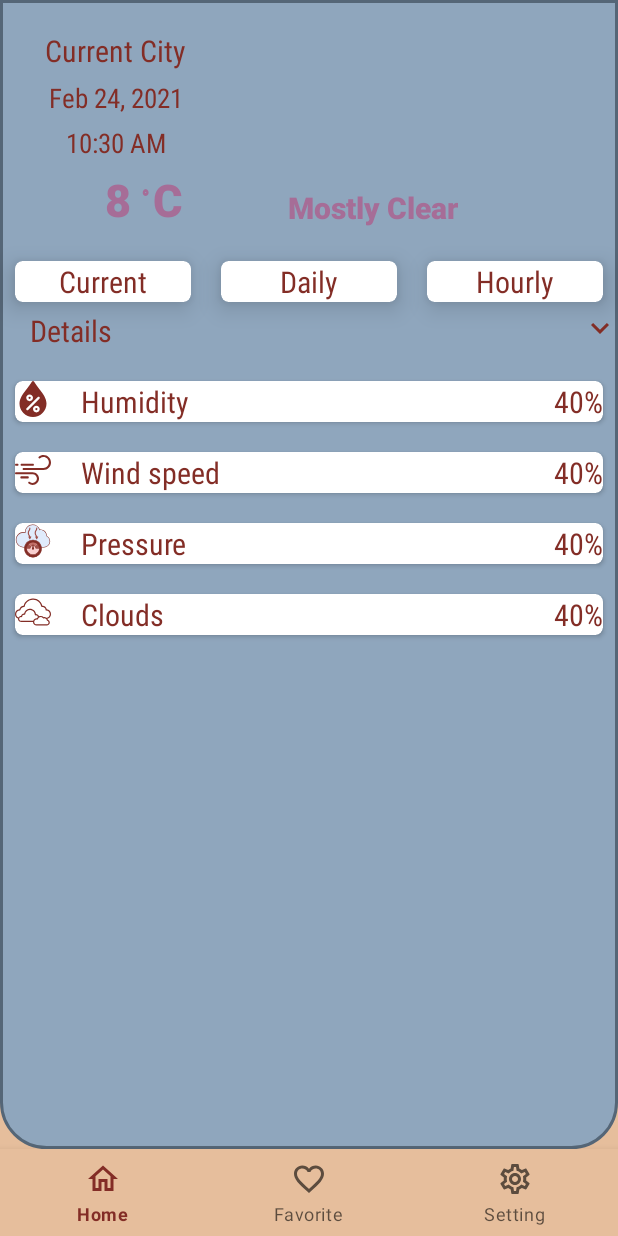
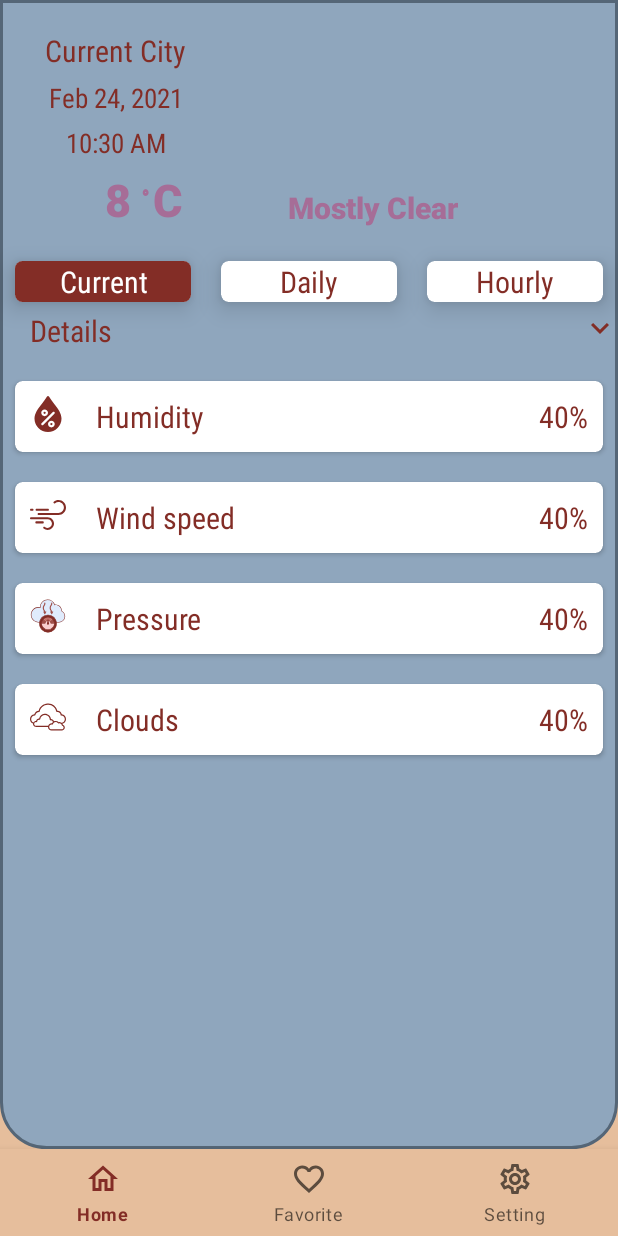
Before and after one commit to EsraaFathy/Weather-Viewer-Android-Kotlin, an Android app: the screen it shows after launch (MainActivity), on a phone screen of 412 x 824 dp. Run offline under Robolectric (Android 15) with nearby library versions, the phone set to English and light mode, and no system bars; our stand-ins replace data binding; pictures from the network do not load.

Commit message:
current future

```diff
--- a/app/src/main/java/com/example/kotlinproject/home/Home.kt
+++ b/app/src/main/java/com/example/kotlinproject/home/Home.kt
@@ -58,6 +58,9 @@ class Home : Fragment() {
         binding.description.text=it.weather[0].description
         // TODO definde c or f from shared preferences
         binding.currentTemp.text=it.main.temp.toString()
+        binding.humidityPercentage.text=it.main.humidity.toString()
+        binding.windSpeedPercentage.text=it.wind.speed.toString()
+        binding.pressurePercentage.text=it.clouds.all.toString()
 
 
     }
--- a/app/src/main/res/layout/fragment_home.xml
+++ b/app/src/main/res/layout/fragment_home.xml
@@ -1,7 +1,7 @@
 <?xml version="1.0" encoding="utf-8"?>
 <layout xmlns:android="http://schemas.android.com/apk/res/android"
-    xmlns:tools="http://schemas.android.com/tools"
-    xmlns:app="http://schemas.android.com/apk/res-auto">
+    xmlns:app="http://schemas.android.com/apk/res-auto"
+    xmlns:tools="http://schemas.android.com/tools">
 
     <data>
 
@@ -18,22 +18,22 @@
 
             <TextView
                 android:id="@+id/currentCity"
+                style="@style/textView"
                 android:layout_width="wrap_content"
+                android:layout_height="wrap_content"
+                android:layout_marginStart="30dp"
                 android:layout_marginTop="20dp"
-                android:layout_marginStart="30dp"
-                android:layout_height="wrap_content"
                 android:text="@string/current_city"
-                style="@style/textView"
                 app:layout_constraintStart_toStartOf="parent"
                 app:layout_constraintTop_toTopOf="parent" />
 
             <TextView
                 android:id="@+id/currentDate"
+                style="@style/textView"
                 android:layout_width="wrap_content"
+                android:layout_height="wrap_content"
                 android:layout_marginTop="5dp"
-                android:layout_height="wrap_content"
                 android:text="@string/_20_2_2021"
-                style="@style/textView"
                 android:textSize="18sp"
                 app:layout_constraintEnd_toEndOf="@id/currentCity"
                 app:layout_constraintStart_toStartOf="@id/currentCity"
@@ -41,293 +41,324 @@
 
             <TextView
                 android:id="@+id/currentTime"
+                style="@style/textView"
                 android:layout_width="wrap_content"
+                android:layout_height="wrap_content"
                 android:layout_marginTop="5dp"
-                android:layout_height="wrap_content"
                 android:text="@string/_11_11"
                 android:textSize="18sp"
-                style="@style/textView"
                 app:layout_constraintEnd_toEndOf="@id/currentDate"
                 app:layout_constraintStart_toStartOf="@id/currentDate"
                 app:layout_constraintTop_toBottomOf="@id/currentDate" />
 
             <ImageView
+                android:id="@+id/currentModeImg"
                 android:layout_width="wrap_content"
                 android:layout_height="wrap_content"
+                android:layout_marginStart="0dp"
                 android:layout_marginEnd="30dp"
-                android:id="@+id/currentModeImg"
-                app:layout_constraintTop_toTopOf="parent"
+                android:contentDescription="@string/current_mode"
+                app:layout_constraintBottom_toBottomOf="@id/currentTime"
                 app:layout_constraintRight_toRightOf="parent"
-                android:layout_marginStart="0dp"
                 app:layout_constraintStart_toEndOf="@id/currentCity"
-                app:layout_constraintBottom_toBottomOf="@id/currentTime"
-                android:contentDescription="@string/current_mode" />
+                app:layout_constraintTop_toTopOf="parent" />
 
             <TextView
                 android:id="@+id/currentTemp"
                 android:layout_width="wrap_content"
+                android:layout_height="wrap_content"
+                android:layout_marginStart="70dp"
                 android:layout_marginTop="5dp"
-                android:layout_marginStart="70dp"
-                android:layout_height="wrap_content"
+                android:fontFamily="sans-serif-black"
                 android:text="@string/_8_c"
                 android:textColor="@color/move"
                 android:textSize="30sp"
-                android:fontFamily="sans-serif-black"
                 app:layout_constraintStart_toStartOf="parent"
                 app:layout_constraintTop_toBottomOf="@id/currentTime" />
 
             <TextView
                 android:id="@+id/description"
                 android:layout_width="wrap_content"
+                android:layout_height="wrap_content"
+                android:layout_marginStart="70dp"
                 android:layout_marginTop="5dp"
-                android:layout_marginStart="70dp"
-                android:layout_height="wrap_content"
+                android:fontFamily="sans-serif-black"
                 android:text="@string/mostly_clear"
                 android:textColor="@color/move"
                 android:textSize="20sp"
-                android:fontFamily="sans-serif-black"
                 app:layout_constraintBottom_toBottomOf="@id/currentTemp"
                 app:layout_constraintStart_toEndOf="@id/currentTemp"
                 app:layout_constraintTop_toBottomOf="@id/currentTime" />
 
             <ProgressBar
                 android:id="@+id/progress_home"
-                android:visibility="visible"
                 android:layout_width="wrap_content"
                 android:layout_height="wrap_content"
+                android:progressTint="@color/broun"
+                android:visibility="visible"
                 app:layout_constraintBottom_toBottomOf="parent"
+                app:layout_constraintEnd_toEndOf="parent"
                 app:layout_constraintStart_toStartOf="parent"
-                app:layout_constraintEnd_toEndOf="parent"
-                app:layout_constraintTop_toTopOf="parent"
-                android:progressTint="@color/broun"
-                />
+                app:layout_constraintTop_toTopOf="parent" />
+
             <androidx.cardview.widget.CardView
+                android:id="@+id/cureentCard"
                 android:layout_width="0dp"
+                android:layout_height="wrap_content"
                 android:layout_margin="10dp"
+                app:cardCornerRadius="5dp"
                 app:cardElevation="10dp"
-                app:cardCornerRadius="5dp"
-                android:id="@+id/cureentCard"
-                android:layout_height="wrap_content"
                 app:layout_constraintEnd_toStartOf="@id/daialyCard"
-                app:layout_constraintTop_toBottomOf="@id/currentTemp"
+                app:layout_constraintHorizontal_weight="1"
                 app:layout_constraintStart_toStartOf="parent"
-                app:layout_constraintHorizontal_weight="1">
+                app:layout_constraintTop_toBottomOf="@id/currentTemp">
+
                 <TextView
-                    android:layout_gravity="center"
-                    android:layout_width="wrap_content"
+                    style="@style/textView"
+                    android:layout_width="match_parent"
                     android:layout_height="wrap_content"
+                    android:background="@color/broun"
+                    android:gravity="center"
                     android:text="@string/current"
-                    style="@style/textView"/>
+                    android:textColor="@color/white" />
             </androidx.cardview.widget.CardView>
+
             <androidx.cardview.widget.CardView
+                android:id="@+id/daialyCard"
                 android:layout_width="0dp"
-                android:id="@+id/daialyCard"
                 android:layout_height="wrap_content"
                 android:layout_margin="10dp"
                 app:cardCornerRadius="5dp"
                 app:cardElevation="10dp"
                 app:layout_constraintEnd_toStartOf="@id/hoourlyCard"
-                app:layout_constraintTop_toBottomOf="@id/currentTemp"
+                app:layout_constraintHorizontal_weight="1"
                 app:layout_constraintStart_toEndOf="@id/cureentCard"
-                app:layout_constraintHorizontal_weight="1">
+                app:layout_constraintTop_toBottomOf="@id/currentTemp">
+
                 <TextView
-                    android:layout_gravity="center"
+                    style="@style/textView"
                     android:layout_width="wrap_content"
                     android:layout_height="wrap_content"
-                    android:text="@string/daily"
-                    style="@style/textView"/>
+                    android:layout_gravity="center"
+                    android:text="@string/daily" />
             </androidx.cardview.widget.CardView>
+
             <androidx.cardview.widget.CardView
+                android:id="@+id/hoourlyCard"
+                android:layout_width="0dp"
+                android:layout_height="wrap_content"
                 android:layout_margin="10dp"
                 app:cardCornerRadius="5dp"
                 app:cardElevation="10dp"
-                android:layout_width="0dp"
-                android:id="@+id/hoourlyCard"
-                android:layout_height="wrap_content"
-                app:layout_constraintTop_toBottomOf="@id/currentTemp"
                 app:layout_constraintEnd_toEndOf="parent"
+                app:layout_constraintHorizontal_weight="1"
                 app:layout_constraintStart_toEndOf="@id/daialyCard"
-                app:layout_constraintHorizontal_weight="1">
+                app:layout_constraintTop_toBottomOf="@id/currentTemp">
+
                 <TextView
-                    android:layout_gravity="center"
+                    style="@style/textView"
                     android:layout_width="wrap_content"
                     android:layout_height="wrap_content"
-                    android:text="@string/hourly"
-                    style="@style/textView"/>
+                    android:layout_gravity="center"
+                    android:text="@string/hourly" />
             </androidx.cardview.widget.CardView>
 
             <TextView
-                android:layout_marginStart="20dp"
+                android:id="@+id/details"
                 style="@style/textView"
-                android:layout_marginTop="5dp"
                 android:layout_width="wrap_content"
                 android:layout_height="wrap_content"
-                android:id="@+id/details"
-                app:layout_constraintTop_toBottomOf="@id/cureentCard"
+                android:layout_marginStart="20dp"
+                android:layout_marginTop="5dp"
+                android:text="@string/details"
                 app:layout_constraintStart_toStartOf="parent"
-                android:text="@string/details"/>
+                app:layout_constraintTop_toBottomOf="@id/cureentCard" />
+
             <ImageView
-                android:layout_marginTop="5dp"
                 android:layout_width="wrap_content"
                 android:layout_height="wrap_content"
+                android:layout_marginTop="5dp"
+                android:contentDescription="@string/arrow"
+                android:src="@drawable/ic_arrow_down_24"
                 app:layout_constraintEnd_toEndOf="parent"
-                android:src="@drawable/ic_arrow_down_24"
-                app:layout_constraintTop_toBottomOf="@id/hoourlyCard"
-                android:contentDescription="@string/arrow" />
+                app:layout_constraintTop_toBottomOf="@id/hoourlyCard" />
+
             <LinearLayout
+                android:id="@+id/lanierdetails"
+                android:layout_width="match_parent"
+                android:layout_height="wrap_content"
+                android:orientation="vertical"
                 android:paddingTop="10dp"
-                android:id="@+id/lanierdetails"
-                android:orientation="vertical"
+                android:visibility="visible"
+                app:layout_constraintEnd_toEndOf="parent"
                 app:layout_constraintStart_toStartOf="parent"
-                app:layout_constraintEnd_toEndOf="parent"
-                app:layout_constraintTop_toBottomOf="@id/details"
-                android:layout_width="match_parent"
-                android:visibility="visible"
-                android:layout_height="wrap_content">
+                app:layout_constraintTop_toBottomOf="@id/details">
+
                 <androidx.cardview.widget.CardView
+                    android:layout_width="match_parent"
+                    android:layout_height="wrap_content"
                     android:layout_margin="10dp"
-                    app:cardCornerRadius="5dp"
-                    android:layout_width="match_parent"
-                    android:layout_height="wrap_content">
+                    app:cardCornerRadius="5dp">
+
                     <LinearLayout
-                        android:orientation="horizontal"
+                        android:padding="10dp"
                         android:layout_width="match_parent"
-                        android:layout_height="wrap_content">
+                        android:layout_height="wrap_content"
+                        android:orientation="horizontal">
+
                         <ImageView
                             android:layout_width="wrap_content"
                             android:layout_height="wrap_content"
-                            android:src="@drawable/ic_humidity"
-                            android:contentDescription="@string/humidity" />
+                            android:contentDescription="@string/humidity"
+                            android:src="@drawable/ic_humidity" />
+
                         <TextView
+                            style="@style/textView"
+                            android:layout_width="wrap_content"
+                            android:layout_height="wrap_content"
                             android:paddingStart="20dp"
                             android:paddingEnd="20dp"
-                            android:layout_width="wrap_content"
-                            android:layout_height="wrap_content"
-                            android:text="@string/humidity"
-                            style="@style/textView" />
+                            android:text="@string/humidity" />
+
                         <TextView
-                            android:gravity="end"
                             android:id="@+id/humidityPercentage"
+                            style="@style/textView"
                             android:layout_width="match_parent"
                             android:layout_height="wrap_content"
-                            android:text="@string/_40"
-                            style="@style/textView" />
+                            android:gravity="end"
+                            android:text="@string/_40" />
                     </LinearLayout>
                 </androidx.cardview.widget.CardView>
+
                 <androidx.cardview.widget.CardView
+                    android:layout_width="match_parent"
+                    android:layout_height="wrap_content"
                     android:layout_margin="10dp"
-                    app:cardCornerRadius="5dp"
-                    android:layout_width="match_parent"
-                    android:layout_height="wrap_content">
+                    app:cardCornerRadius="5dp">
+
                     <LinearLayout
-                        android:orientation="horizontal"
+                        android:padding="10dp"
                         android:layout_width="match_parent"
-                        android:layout_height="wrap_content">
+                        android:layout_height="wrap_content"
+                        android:orientation="horizontal">
+
                         <ImageView
                             android:layout_width="wrap_content"
                             android:layout_height="wrap_content"
-                            android:src="@drawable/ic_wind"
-                            android:contentDescription="@string/wind_speed" />
+                            android:contentDescription="@string/wind_speed"
+                            android:src="@drawable/ic_wind" />
+
                         <TextView
+                            style="@style/textView"
+                            android:layout_width="wrap_content"
+                            android:layout_height="wrap_content"
                             android:paddingStart="20dp"
                             android:paddingEnd="20dp"
-                            android:layout_width="wrap_content"
-                            android:layout_height="wrap_content"
-                            android:text="@string/wind_speed"
-                            style="@style/textView" />
+                            android:text="@string/wind_speed" />
+
                         <TextView
-                            android:gravity="end"
                             android:id="@+id/wind_speedPercentage"
+                            style="@style/textView"
                             android:layout_width="match_parent"
                             android:layout_height="wrap_content"
-                            android:text="@string/_40"
-                            style="@style/textView" />
+                            android:gravity="end"
+                            android:text="@string/_40" />
                     </LinearLayout>
                 </androidx.cardview.widget.CardView>
+
                 <androidx.cardview.widget.CardView
+                    android:layout_width="match_parent"
+                    android:layout_height="wrap_content"
                     android:layout_margin="10dp"
-                    app:cardCornerRadius="5dp"
-                    android:layout_width="match_parent"
-                    android:layout_height="wrap_content">
+                    app:cardCornerRadius="5dp">
+
                     <LinearLayout
-                        android:orientation="horizontal"
+                        android:padding="10dp"
                         android:layout_width="match_parent"
-                        android:layout_height="wrap_content">
+                        android:layout_height="wrap_content"
+                        android:orientation="horizontal">
+
                         <ImageView
                             android:layout_width="wrap_content"
                             android:layout_height="wrap_content"
-                            android:src="@drawable/ic_pressure"
-                            android:contentDescription="@string/pressure" />
+                            android:contentDescription="@string/pressure"
+                            android:src="@drawable/ic_pressure" />
+
                         <TextView
+                            style="@style/textView"
+                            android:layout_width="wrap_content"
+                            android:layout_height="wrap_content"
                             android:paddingStart="20dp"
                             android:paddingEnd="20dp"
-                            android:layout_width="wrap_content"
-                            android:layout_height="wrap_content"
-                            android:text="@string/pressure"
-                            style="@style/textView" />
+                            android:text="@string/pressure" />
+
                         <TextView
-                            android:gravity="end"
                             android:id="@+id/pressurePercentage"
+                            style="@style/textView"
 
                             android:layout_width="match_parent"
                             android:layout_height="wrap_content"
-                            android:text="@string/_40"
-                            style="@style/textView" />
+                            android:gravity="end"
+                            android:text="@string/_40" />
                     </LinearLayout>
                 </androidx.cardview.widget.CardView>
+
                 <androidx.cardview.widget.CardView
+                    android:layout_width="match_parent"
+                    android:layout_height="wrap_content"
                     android:layout_margin="10dp"
-                    app:cardCornerRadius="5dp"
-                    android:layout_width="match_parent"
-                    android:layout_height="wrap_content">
+                    app:cardCornerRadius="5dp">
+
                     <LinearLayout
-                        android:orientation="horizontal"
+                        android:padding="10dp"
                         android:layout_width="match_parent"
-                        android:layout_height="wrap_content">
+                        android:layout_height="wrap_content"
+                        android:orientation="horizontal">
+
                         <ImageView
                             android:layout_width="wrap_content"
                             android:layout_height="wrap_content"
-                            android:src="@drawable/ic_cloud"
-                            android:contentDescription="@string/clouds" />
+                            android:contentDescription="@string/clouds"
+                            android:src="@drawable/ic_cloud" />
+
                         <TextView
+                            style="@style/textView"
+                            android:layout_width="wrap_content"
+                            android:layout_height="wrap_content"
                             android:paddingStart="20dp"
                             android:paddingEnd="20dp"
-                            android:layout_width="wrap_content"
-                            android:layout_height="wrap_content"
-                            android:text="@string/clouds"
+                            android:text="@string/clouds" />
+
+                        <TextView
+                            android:id="@+id/cloudsPercentage"
                             style="@style/textView"
-                            />
-                        <TextView
-                            android:gravity="end"
-                            android:id="@+id/cloudsPercentage"
                             android:layout_width="match_parent"
                             android:layout_height="wrap_content"
-                            android:text="@string/_40"
-                            style="@style/textView" />
+                            android:gravity="end"
+                            android:text="@string/_40" />
                     </LinearLayout>
                 </androidx.cardview.widget.CardView>
             </LinearLayout>
 
             <androidx.recyclerview.widget.RecyclerView
+                android:id="@+id/hourlyList"
                 android:layout_width="0dp"
+                android:layout_height="wrap_content"
                 android:visibility="gone"
-                android:id="@+id/hourlyList"
-                tools:listitem="@layout/hourly_item"
+                app:layout_constraintEnd_toEndOf="parent"
+                app:layout_constraintStart_toStartOf="parent"
+                app:layout_constraintTop_toBottomOf="@id/details"
+                tools:listitem="@layout/hourly_item" />
+
+            <androidx.recyclerview.widget.RecyclerView
+                android:id="@+id/DialyList"
+                android:layout_width="0dp"
                 android:layout_height="wrap_content"
+                android:visibility="gone"
+                app:layout_constraintEnd_toEndOf="parent"
                 app:layout_constraintStart_toStartOf="parent"
-                app:layout_constraintEnd_toEndOf="parent"
                 app:layout_constraintTop_toBottomOf="@id/details"
-                />
-            <androidx.recyclerview.widget.RecyclerView
-                android:layout_width="0dp"
-                android:id="@+id/DialyList"
-                android:visibility="gone"
-                tools:listitem="@layout/hourly_item"
-                android:layout_height="wrap_content"
-                app:layout_constraintStart_toStartOf="parent"
-                app:layout_constraintEnd_toEndOf="parent"
-                app:layout_constraintTop_toBottomOf="@id/details"
-                />
+                tools:listitem="@layout/hourly_item" />
         </androidx.constraintlayout.widget.ConstraintLayout>
 
 
```
